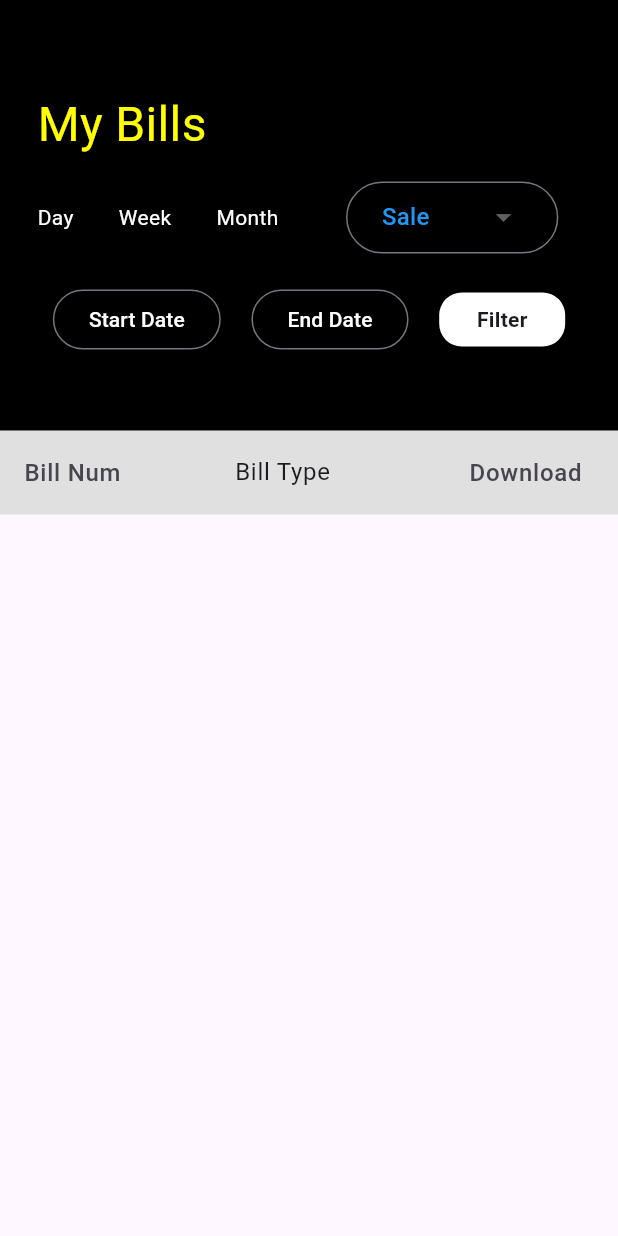
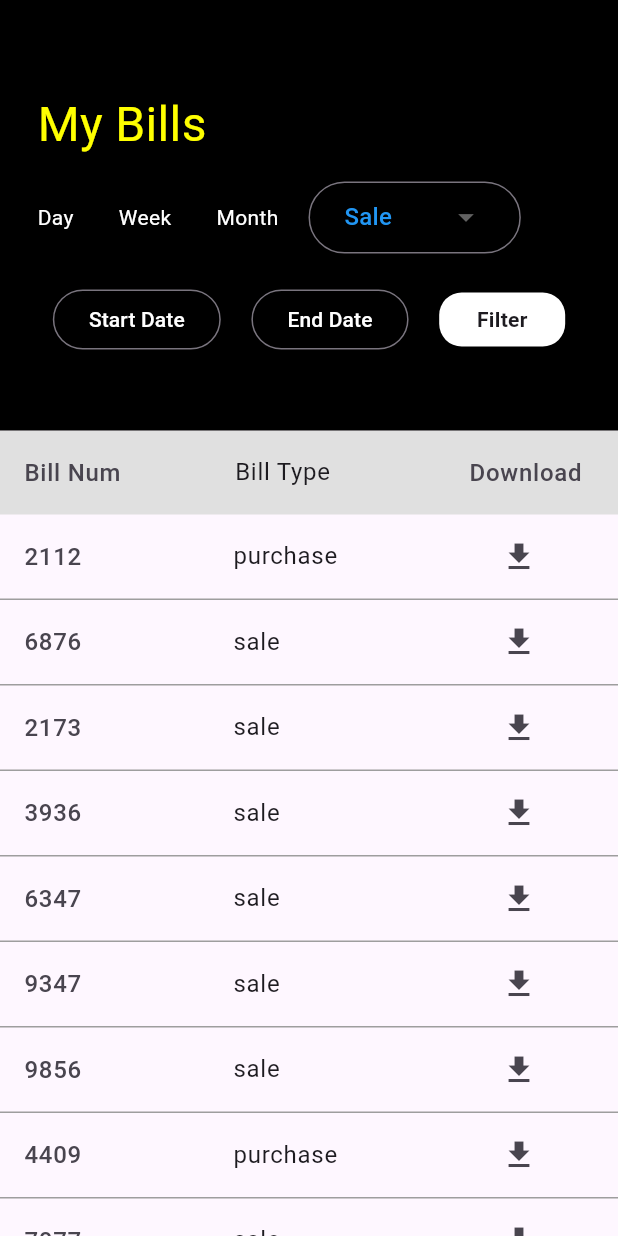
Before and after one commit to raajivdahal/Kirana, a Flutter app: the MybillsScreen screen opened directly, on a phone screen of 412 x 824 dp. Run offline on Flutter 3.47's test engine with Material 3 defaults, Android fonts, the light colour scheme and no system bars; our stand-ins replace gallery_saver, image_picker, pinput.

```diff
--- a/lib/screens/mybills_screen.dart
+++ b/lib/screens/mybills_screen.dart
@@ -23,7 +23,7 @@ class _MybillsScreenState extends State<MybillsScreen> {
 
   @override
   void initState() {
-    // readJson();
+    readJson();
     super.initState();
   }
 
@@ -85,7 +85,7 @@ class _MybillsScreenState extends State<MybillsScreen> {
                     ),
                   ),
                   SizedBox(
-                    width: 45,
+                    width: 20,
                   ),
                   OutlinedButton(
                     onPressed: () {},
```
